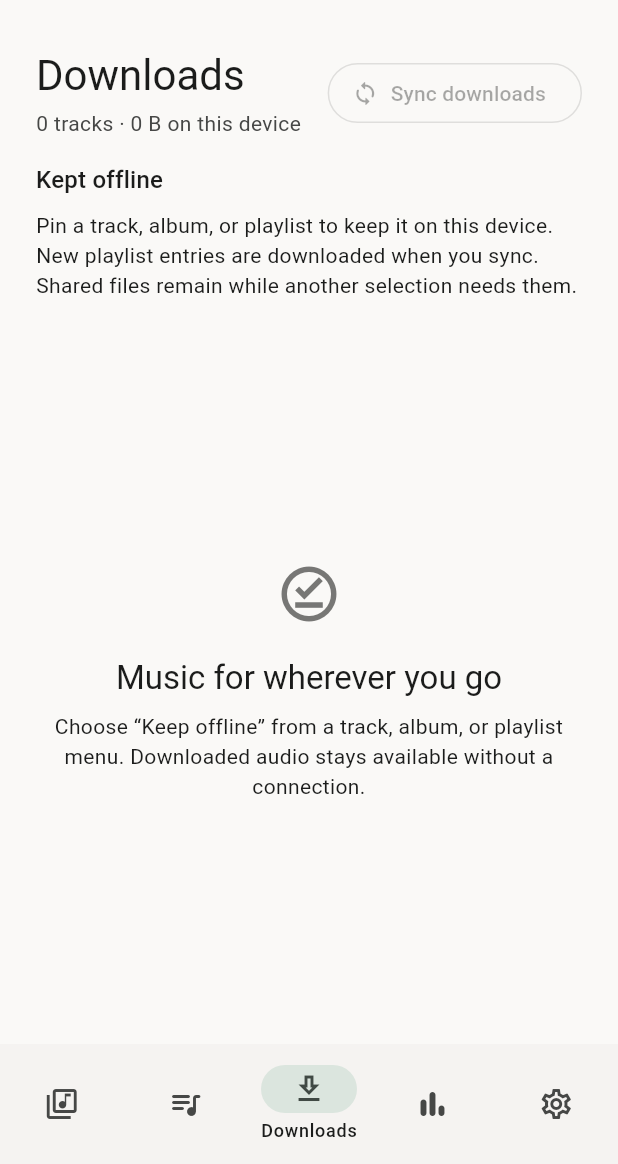
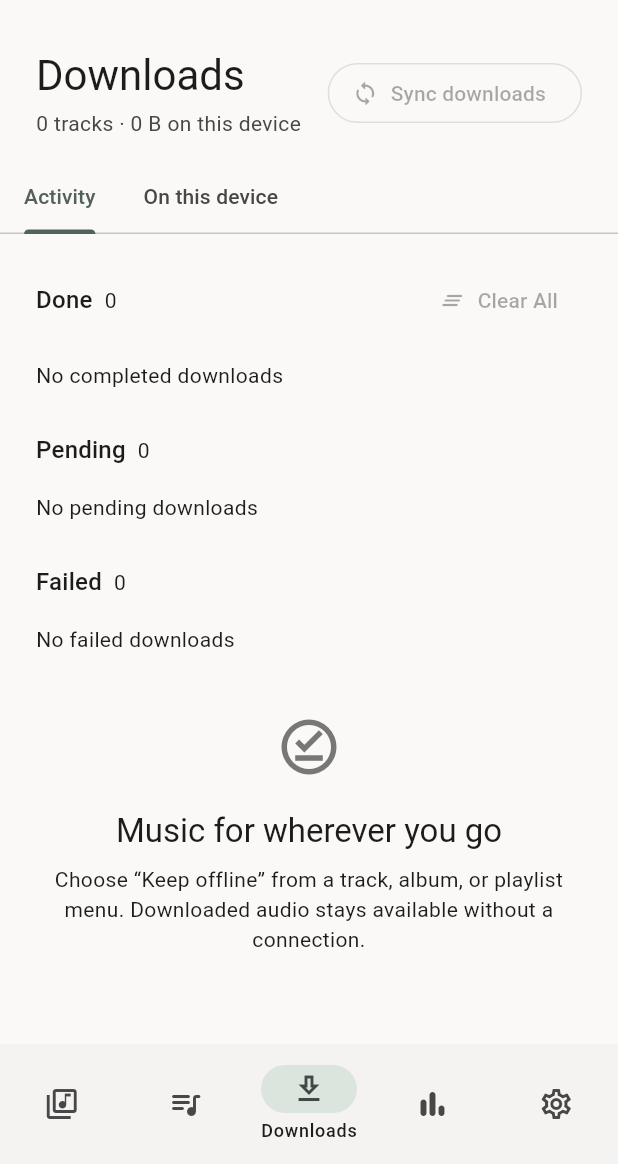
Before and after one commit to BIGGASSS/Yun, a Flutter app: the screen it shows after launch, item 3 of the bottom bar chosen, on a phone screen of 412 x 824 dp, the part 72-1236 px from its top. Run offline on Flutter 3.47's test engine with Material 3 defaults, Android fonts, the phone set to English and light mode, and no system bars; our stand-ins replace audio_service, dio, drift, file_picker, flutter_secure_storage, package_info_plus and 1 more; missing offline and left inert: audio_service_mpris, audio_session, dbus, desktop_drop, media_kit, smtc_windows and 2 more; accounts and stored records are empty.

Commit message:
Organize download activity and preserve local music when clearing Done

```diff
--- a/lib/services/transfer_service.dart
+++ b/lib/services/transfer_service.dart
@@ -62,11 +62,15 @@ class DownloadProgress {
     this.receivedBytes = 0,
     this.status = DownloadStatus.queued,
     this.error,
+    this.historyCleared = false,
   });
   final String trackId;
   final int receivedBytes, totalBytes;
   final DownloadStatus status;
   final String? error;
+
+  /// Dismiss completed activity without removing its verified local audio.
+  final bool historyCleared;
   double get fraction =>
       totalBytes <= 0 ? 0 : (receivedBytes / totalBytes).clamp(0.0, 1.0);
   Map<String, dynamic> toJson() => {
@@ -75,6 +79,7 @@ class DownloadProgress {
     'total_bytes': totalBytes,
     'status': status.name,
     'error': error,
+    'history_cleared': historyCleared,
   };
   factory DownloadProgress.fromJson(Map<String, dynamic> j) => DownloadProgress(
     trackId: j['id'] as String,
@@ -82,6 +87,7 @@ class DownloadProgress {
     receivedBytes: (j['received_bytes'] as num).toInt(),
     status: DownloadStatus.values.byName(j['status'] as String),
     error: j['error'] as String?,
+    historyCleared: j['history_cleared'] as bool? ?? false,
   );
 }
 
@@ -261,6 +267,10 @@ class TransferService {
   final Map<String, DownloadProgress> _downloads = {};
   Map<String, DownloadProgress> get downloads => Map.unmodifiable(_downloads);
   DownloadProgress? progressFor(String trackId) => _downloads[trackId];
+  int _downloadSectionsRevision = 0;
+
+  /// Changes only when activity moves between sections, not on byte ticks.
+  int get downloadSectionsRevision => _downloadSectionsRevision;
 
   Future<void> restoreDownloads() async {
     for (final record in await database.list('download')) {
@@ -284,6 +294,7 @@ class TransferService {
             : 0,
         status: interrupted ? DownloadStatus.queued : saved.status,
         error: saved.error,
+        historyCleared: saved.historyCleared && !interrupted,
       );
     }
   }
@@ -309,12 +320,63 @@ class TransferService {
       status: status,
       error: error,
     );
+    if (_downloadSection(previous?.status) != _downloadSection(status) ||
+        previous?.historyCleared == true) {
+      _downloadSectionsRevision++;
+    }
     (onDownloadChanged ?? onChanged)();
     return true;
   }
 
   Future<void> _saveDownload(String id) =>
       database.put('download', id, _downloads[id]!.toJson());
+
+  static int _downloadSection(DownloadStatus? status) => switch (status) {
+    DownloadStatus.downloaded => 1,
+    DownloadStatus.failed => 2,
+    _ => 0,
+  };
+
+  /// Retain completion records so a later sync does not recreate cleared Done
+  /// entries. A real download changes status and starts fresh activity.
+  Future<void> clearDoneDownloads(Iterable<Track> downloadedTracks) async {
+    final cleared = <String, DownloadProgress>{};
+    final previous = <String, DownloadProgress?>{};
+    await database.transaction(() async {
+      for (final track in downloadedTracks) {
+        final progress = _downloads[track.id];
+        if (progress?.historyCleared == true ||
+            (progress != null &&
+                progress.status != DownloadStatus.downloaded)) {
+          continue;
+        }
+        final record = await database.get('file', track.id);
+        if (record == null ||
+            record['sha256'] != track.sha256 ||
+            !await File(record['path'] as String).exists()) {
+          continue;
+        }
+        final dismissed = DownloadProgress(
+          trackId: track.id,
+          totalBytes: track.sizeBytes,
+          receivedBytes: track.sizeBytes,
+          status: DownloadStatus.downloaded,
+          historyCleared: true,
+        );
+        await database.put('download', track.id, dismissed.toJson());
+        previous[track.id] = progress;
+        cleared[track.id] = dismissed;
+      }
+    });
+    // A download that starts while the transaction is committing is new
+    // activity. Do not overwrite its fresh progress with an old dismissal.
+    cleared.removeWhere((id, _) => _downloads[id] != previous[id]);
+    if (cleared.isEmpty) return;
+    _downloads.addAll(cleared);
+    _downloadSectionsRevision++;
+    (onDownloadChanged ?? onChanged)();
+  }
+
   final Map<String, CancelToken> _uploadTokens = {};
   final Map<String, Completer<void>> _uploadDone = {};
   final CancelToken _downloadToken = CancelToken();
@@ -613,7 +675,10 @@ class TransferService {
     }
     final removedProgress = _downloads.keys.any((id) => !refs.containsKey(id));
     _downloads.removeWhere((id, _) => !refs.containsKey(id));
-    if (removedProgress) (onDownloadChanged ?? onChanged)();
+    if (removedProgress) {
+      _downloadSectionsRevision++;
+      (onDownloadChanged ?? onChanged)();
+    }
     for (final track in tracks.where((t) => refs.containsKey(t.id))) {
       if (!_downloads.containsKey(track.id)) {
         _progress(track, DownloadStatus.queued, 0);
--- a/lib/ui/downloads_screen.dart
+++ b/lib/ui/downloads_screen.dart
@@ -3,8 +3,8 @@ import 'dart:convert';
 import 'package:flutter/material.dart';
 
 import '../core/app_controller.dart';
+import 'selected_builder.dart';
 import 'track_widgets.dart';
-import 'selected_builder.dart';
 import 'widgets.dart';
 
 class DownloadsScreen extends StatelessWidget {
@@ -19,6 +19,7 @@ class DownloadsScreen extends StatelessWidget {
       app.pins,
       app.playlists,
       app.downloadedTrackIds,
+      app.downloadSectionsRevision,
       app.busy,
       app.isAuthenticated,
     ),
@@ -55,9 +56,11 @@ class DownloadsScreen extends StatelessWidget {
         wanted.addAll(playlist.entries.map((entry) => entry.trackId));
       }
     }
+    final done = <Track>[];
+    final pending = <Track>[];
+    final failed = <Track>[];
     for (final track in tracks) {
-      if (albumPins.isNotEmpty &&
-          albumPins.contains(
+      if (albumPins.contains(
         albumPinId(
           track.album,
           track.albumArtist.isEmpty ? track.artist : track.albumArtist,
@@ -65,16 +68,21 @@ class DownloadsScreen extends StatelessWidget {
       )) {
         wanted.add(track.id);
       }
+      if (downloadedIds.contains(track.id)) {
+        if (!app.downloadProgress(track).historyCleared) done.add(track);
+      } else if (wanted.contains(track.id)) {
+        if (app.downloadProgress(track).status == DownloadStatus.failed) {
+          failed.add(track);
+        } else {
+          pending.add(track);
+        }
+      }
     }
     wanted.retainAll(tracks.map((track) => track.id));
     final ready = wanted.intersection(downloadedIds).length;
-    final pending = tracks
-        .where(
-          (track) =>
-              wanted.contains(track.id) && !downloadedIds.contains(track.id),
-        )
-        .toList();
-    return Column(
+    return DefaultTabController(
+      length: 2,
+      child: Column(
         crossAxisAlignment: CrossAxisAlignment.stretch,
         children: [
           SectionHeading(
@@ -92,46 +100,226 @@ class DownloadsScreen extends StatelessWidget {
             ],
           ),
           if (app.busy)
-          const QuietProgress(label: 'Syncing library and offline selections'),
+            const QuietProgress(
+              label: 'Syncing library and offline selections',
+            ),
+          const TabBar(
+            isScrollable: true,
+            tabAlignment: TabAlignment.start,
+            tabs: [
+              Tab(text: 'Activity'),
+              Tab(text: 'On this device'),
+            ],
+          ),
           Expanded(
-          child: CustomScrollView(
+            child: TabBarView(
+              children: [
+                CustomScrollView(
+                  key: const PageStorageKey('download-activity'),
                   slivers: [
+                    if (wanted.isNotEmpty)
                       SliverPadding(
-                padding: const EdgeInsets.symmetric(horizontal: 24),
+                        padding: const EdgeInsets.fromLTRB(24, 20, 24, 0),
                         sliver: SliverToBoxAdapter(
                           child: Column(
                             crossAxisAlignment: CrossAxisAlignment.start,
                             children: [
-                      Text(
-                        'Kept offline',
-                        style: Theme.of(context).textTheme.titleMedium,
-                      ),
-                      const SizedBox(height: 8),
-                      const Text(
-                        'Pin a track, album, or playlist to keep it on this device. New playlist entries are downloaded when you sync. Shared files remain while another selection needs them.',
-                      ),
-                      const SizedBox(height: 12),
-                      if (wanted.isNotEmpty) ...[
                               QuietProgress(
                                 value: ready / wanted.length,
                                 label: 'Offline download completion',
                               ),
                               const SizedBox(height: 8),
                               Text(
-                          '$ready of ${wanted.length} selected tracks ready${ready < wanted.length ? ' · ${wanted.length - ready} pending' : ''}',
+                                '$ready of ${wanted.length} selected tracks ready${ready < wanted.length ? ' · ${wanted.length - ready} remaining' : ''}',
                               ),
-                        const SizedBox(height: 12),
-                      ],
                             ],
                           ),
                         ),
                       ),
+                    _section(
+                      context,
+                      'Done',
+                      done.length,
+                      action: Tooltip(
+                        message: 'Clear completed entries. Downloaded music stays on this device.',
+                        child: TextButton.icon(
+                          onPressed: done.isNotEmpty && app.isAuthenticated
+                              ? () =>
+                                    runUiAction(context, app.clearDoneDownloads)
+                              : null,
+                          icon: const Icon(Icons.clear_all_rounded),
+                          label: const Text('Clear All'),
+                        ),
+                      ),
+                    ),
+                    if (done.isEmpty)
+                      _emptySection('No completed downloads')
+                    else
+                      SliverList.builder(
+                        itemCount: done.length,
+                        itemBuilder: (context, index) => TrackTile(
+                          key: ValueKey('done-${done[index].id}'),
+                          app: app,
+                          track: done[index],
+                          queue: done,
+                        ),
+                      ),
+                    _section(context, 'Pending', pending.length),
+                    if (pending.isEmpty)
+                      _emptySection('No pending downloads')
+                    else
+                      _downloadRows(pending),
+                    _section(
+                      context,
+                      'Failed',
+                      failed.length,
+                      action: failed.isEmpty
+                          ? null
+                          : TextButton.icon(
+                              onPressed: app.isAuthenticated && !app.busy
+                                  ? () =>
+                                        runUiAction(context, app.retryDownloads)
+                                  : null,
+                              icon: const Icon(Icons.refresh_rounded),
+                              label: const Text('Retry'),
+                            ),
+                    ),
+                    if (failed.isEmpty)
+                      _emptySection('No failed downloads')
+                    else
+                      _downloadRows(failed),
+                    if (wanted.isEmpty && downloaded.isEmpty)
+                      const SliverToBoxAdapter(
+                        child: EmptyState(
+                          icon: Icons.offline_pin_outlined,
+                          title: 'Music for wherever you go',
+                          message: 'Choose “Keep offline” from a track, album, or playlist menu. Downloaded audio stays available without a connection.',
+                        ),
+                      ),
+                    const SliverToBoxAdapter(child: SizedBox(height: 24)),
+                  ],
+                ),
+                CustomScrollView(
+                  key: const PageStorageKey('device-downloads'),
+                  slivers: [
                     if (pins.isNotEmpty)
+                      SliverToBoxAdapter(
+                        child: ExpansionTile(
+                          title: const Text('Manage offline selections'),
+                          subtitle: Text('${pins.length} selections'),
+                          children: pins.map(_pinTile).toList(),
+                        ),
+                      ),
+                    if (downloaded.isEmpty)
+                      const SliverFillRemaining(
+                        hasScrollBody: false,
+                        child: EmptyState(
+                          icon: Icons.offline_pin_outlined,
+                          title: 'No music on this device yet',
+                          message: 'Your completed downloads appear here, including entries cleared from Activity.',
+                        ),
+                      )
+                    else
                       SliverList.builder(
-                  itemCount: pins.length,
+                        itemCount: downloaded.length,
+                        itemBuilder: (context, index) => TrackTile(
+                          key: ValueKey('device-${downloaded[index].id}'),
+                          app: app,
+                          track: downloaded[index],
+                          queue: downloaded,
+                        ),
+                      ),
+                    const SliverToBoxAdapter(child: SizedBox(height: 24)),
+                  ],
+                ),
+              ],
+            ),
+          ),
+        ],
+      ),
+    );
+  }
+
+  Widget _section(
+    BuildContext context,
+    String title,
+    int count, {
+    Widget? action,
+  }) => SliverPadding(
+    padding: const EdgeInsets.fromLTRB(24, 20, 24, 8),
+    sliver: SliverToBoxAdapter(
+      child: Semantics(
+        header: true,
+        child: Wrap(
+          alignment: WrapAlignment.spaceBetween,
+          crossAxisAlignment: WrapCrossAlignment.center,
+          spacing: 16,
+          runSpacing: 8,
+          children: [
+            Row(
+              mainAxisSize: MainAxisSize.min,
+              children: [
+                Text(title, style: Theme.of(context).textTheme.titleMedium),
+                const SizedBox(width: 8),
+                Text('$count'),
+              ],
+            ),
+            ?action,
+          ],
+        ),
+      ),
+    ),
+  );
+
+  Widget _emptySection(String message) => SliverPadding(
+    padding: const EdgeInsets.symmetric(horizontal: 24, vertical: 8),
+    sliver: SliverToBoxAdapter(child: Text(message)),
+  );
+
+  Widget _downloadRows(List<Track> tracks) => SliverList.builder(
+    itemCount: tracks.length,
     itemBuilder: (context, index) {
-                    final pin = pins[index];
-                    return ListTile(
+      final track = tracks[index];
+      return DownloadProgressBuilder(
+        key: ValueKey('transfer-${track.id}'),
+        app: app,
+        track: track,
+        builder: (context, progress) => ListTile(
+          leading: TrackArtwork(app: app, track: track),
+          title: Text(track.title),
+          subtitle: Column(
+            crossAxisAlignment: CrossAxisAlignment.start,
+            children: [
+              Text(downloadLabel(progress)),
+              if (progress.status == DownloadStatus.downloading ||
+                  progress.status == DownloadStatus.verifying)
+                QuietProgress(
+                  value: progress.status == DownloadStatus.verifying
+                      ? null
+                      : progress.fraction,
+                  label: 'Download progress for ${track.title}',
+                ),
+              if (progress.error != null)
+                Text(
+                  progress.error!,
+                  maxLines: 3,
+                  overflow: TextOverflow.ellipsis,
+                  style: TextStyle(color: Theme.of(context).colorScheme.error),
+                ),
+            ],
+          ),
+          trailing: Icon(
+            progress.status == DownloadStatus.failed
+                ? Icons.error_outline_rounded
+                : Icons.download_rounded,
+          ),
+        ),
+      );
+    },
+  );
+
+  Widget _pinTile(PinSelection pin) => Builder(
+    builder: (context) => ListTile(
       leading: Icon(switch (pin.type) {
         'album' => Icons.album_outlined,
         'playlist' => Icons.queue_music_rounded,
@@ -156,8 +344,7 @@ class DownloadsScreen extends StatelessWidget {
             case 'playlist':
               await app.pinPlaylist(pin.id, pinned: false);
             case 'album':
-                              final parts = (jsonDecode(pin.id) as List)
-                                  .cast<String>();
+              final parts = (jsonDecode(pin.id) as List).cast<String>();
               await app.pinAlbum(
                 parts.first,
                 parts.length > 1 ? parts[1] : '',
@@ -167,92 +354,8 @@ class DownloadsScreen extends StatelessWidget {
         }),
         icon: const Icon(Icons.close_rounded),
       ),
-                    );
-                  },
-                ),
-              if (pending.isNotEmpty)
-                SliverList.builder(
-                  itemCount: pending.length,
-                  itemBuilder: (context, index) {
-                    final track = pending[index];
-                    return DownloadProgressBuilder(
-                      app: app,
-                      track: track,
-                      builder: (context, progress) => ListTile(
-                        leading: TrackArtwork(app: app, track: track),
-                        title: Text(track.title),
-                        subtitle: Column(
-                          crossAxisAlignment: CrossAxisAlignment.start,
-                          children: [
-                            Text(downloadLabel(progress)),
-                            if (progress.status == DownloadStatus.downloading ||
-                                progress.status == DownloadStatus.verifying)
-                              LinearProgressIndicator(
-                                value:
-                                    progress.status == DownloadStatus.verifying
-                                    ? null
-                                    : progress.fraction,
-                                semanticsLabel:
-                                    'Download progress for ${track.title}',
-                              ),
-                            if (progress.error != null)
-                              Text(
-                                progress.error!,
-                                maxLines: 3,
-                                overflow: TextOverflow.ellipsis,
-                              ),
-                          ],
-                        ),
-                        trailing: progress.status == DownloadStatus.failed
-                            ? IconButton(
-                                tooltip: 'Retry download',
-                                onPressed: () =>
-                                    runUiAction(context, app.retryDownloads),
-                                icon: const Icon(Icons.refresh_rounded),
-                              )
-                            : const Icon(Icons.download_rounded),
     ),
   );
-                  },
-                ),
-              if (downloaded.isNotEmpty) ...[
-                SliverToBoxAdapter(
-                  child: Padding(
-                    padding: const EdgeInsets.fromLTRB(24, 24, 24, 8),
-                    child: Text(
-                      'Ready to listen',
-                      style: Theme.of(context).textTheme.titleMedium,
-                    ),
-                  ),
-                ),
-                SliverList.builder(
-                  itemCount: downloaded.length,
-                  itemBuilder: (context, index) => TrackTile(
-                    app: app,
-                    track: downloaded[index],
-                    queue: downloaded,
-                  ),
-                ),
-              ] else
-                SliverFillRemaining(
-                  hasScrollBody: false,
-                  child: EmptyState(
-                    icon: Icons.offline_pin_outlined,
-                    title: app.pins.isEmpty
-                        ? 'Music for wherever you go'
-                        : 'Waiting for downloads',
-                    message: app.pins.isEmpty
-                        ? 'Choose “Keep offline” from a track, album, or playlist menu. Downloaded audio stays available without a connection.'
-                        : 'Connect to your server and sync to finish downloading your selections.',
-                  ),
-                ),
-              const SliverToBoxAdapter(child: SizedBox(height: 24)),
-            ],
-          ),
-        ),
-      ],
-    );
-  }
 
   String _pinName(PinSelection pin) => switch (pin.type) {
     'track' => app.trackById(pin.id)?.title ?? 'Unavailable track',
```
Also changed, not shown: lib/core/app_controller.dart (+12 -0 lines), 5 other files. Lines whose indentation alone changed are shown as unchanged.
